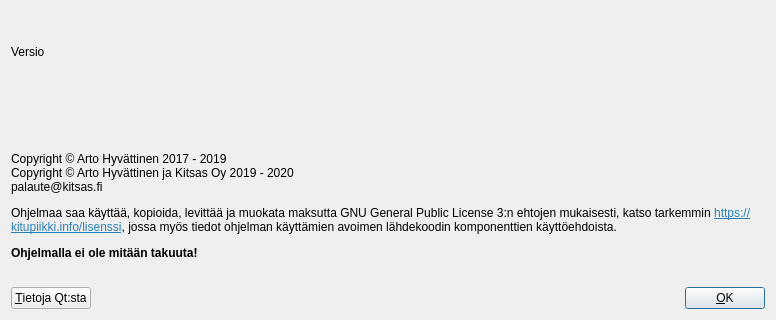
This is kitsas/aloitussivu/aboutdialog.ui in artoh/kitupiikki as Qt 5 draws it before an edit; both pictures show x 0 to 776 and y 190 to 510 of the 776 by 510 pixel window. The edited form follows.
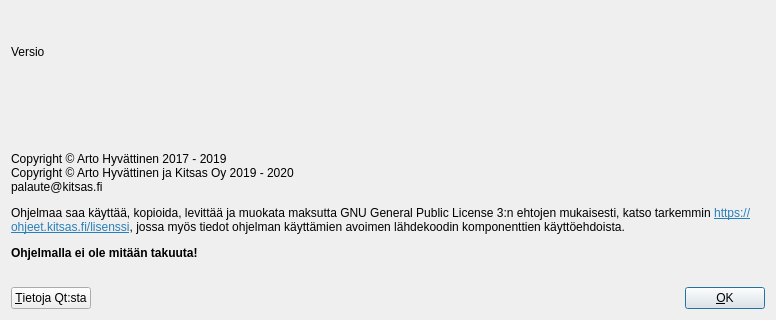
This is the edited form. Icons and pictures are not drawn.

Commit message: Käyttöoikeuksien päivittyminen

The edit to the form file:
```diff
--- a/kitsas/aloitussivu/aboutdialog.ui
+++ b/kitsas/aloitussivu/aboutdialog.ui
@@ -52,7 +52,7 @@
    <item>
     <widget class="QLabel" name="label_2">
      <property name="text">
-      <string>&lt;html&gt;&lt;head/&gt;&lt;body&gt;&lt;p&gt;Copyright © Arto Hyvättinen 2017 - 2019&lt;br/&gt;Copyright © Arto Hyvättinen ja Kitsas Oy 2019 - 2020&lt;br/&gt;palaute@kitsas.fi&lt;/p&gt;&lt;p&gt;Ohjelmaa saa käyttää, kopioida, levittää ja muokata maksutta GNU General Public License 3:n ehtojen mukaisesti, katso tarkemmin &lt;a href=&quot;https://kitupiikki.info/lisenssi&quot;&gt;&lt;span style=&quot; text-decoration: underline; color:#2980b9;&quot;&gt;https://kitupiikki.info/lisenssi&lt;/span&gt;&lt;/a&gt;, jossa myös tiedot ohjelman käyttämien avoimen lähdekoodin komponenttien käyttöehdoista. &lt;/p&gt;&lt;p&gt;&lt;span style=&quot; font-weight:600;&quot;&gt;Ohjelmalla ei ole mitään takuuta!&lt;/span&gt;&lt;/p&gt;&lt;/body&gt;&lt;/html&gt;</string>
+      <string>&lt;html&gt;&lt;head/&gt;&lt;body&gt;&lt;p&gt;Copyright © Arto Hyvättinen 2017 - 2019&lt;br/&gt;Copyright © Arto Hyvättinen ja Kitsas Oy 2019 - 2020&lt;br/&gt;palaute@kitsas.fi&lt;/p&gt;&lt;p&gt;Ohjelmaa saa käyttää, kopioida, levittää ja muokata maksutta GNU General Public License 3:n ehtojen mukaisesti, katso tarkemmin &lt;a href=&quot;https://ohjeet.kitsas.fi/lisenssi&quot;&gt;&lt;span style=&quot; text-decoration: underline; color:#2980b9;&quot;&gt;https://ohjeet.kitsas.fi/lisenssi&lt;/span&gt;&lt;/a&gt;, jossa myös tiedot ohjelman käyttämien avoimen lähdekoodin komponenttien käyttöehdoista. &lt;/p&gt;&lt;p&gt;&lt;span style=&quot; font-weight:600;&quot;&gt;Ohjelmalla ei ole mitään takuuta!&lt;/span&gt;&lt;/p&gt;&lt;/body&gt;&lt;/html&gt;</string>
      </property>
      <property name="wordWrap">
       <bool>true</bool>
```
The commit also changes 1 other file.
